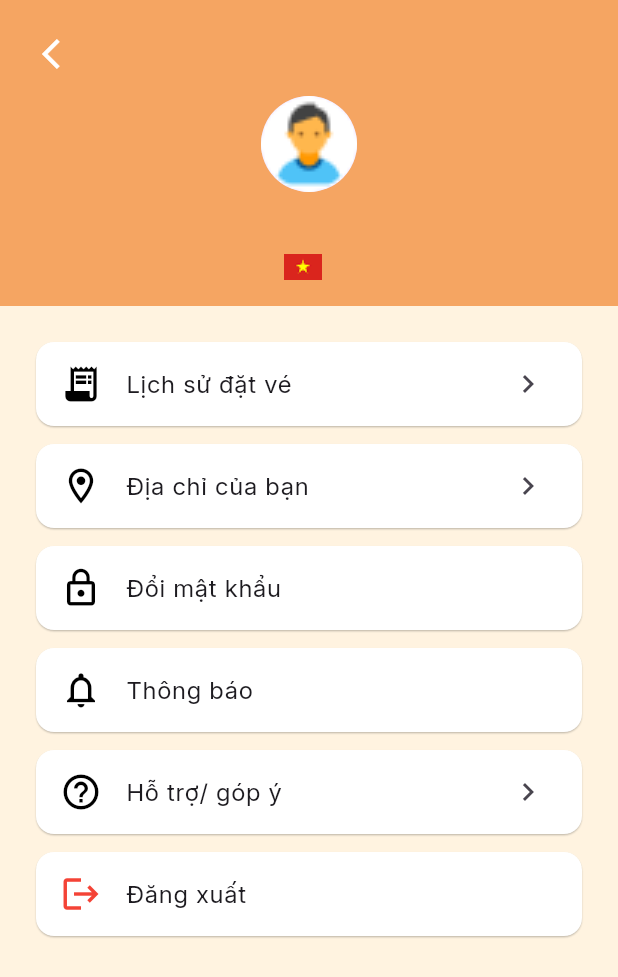
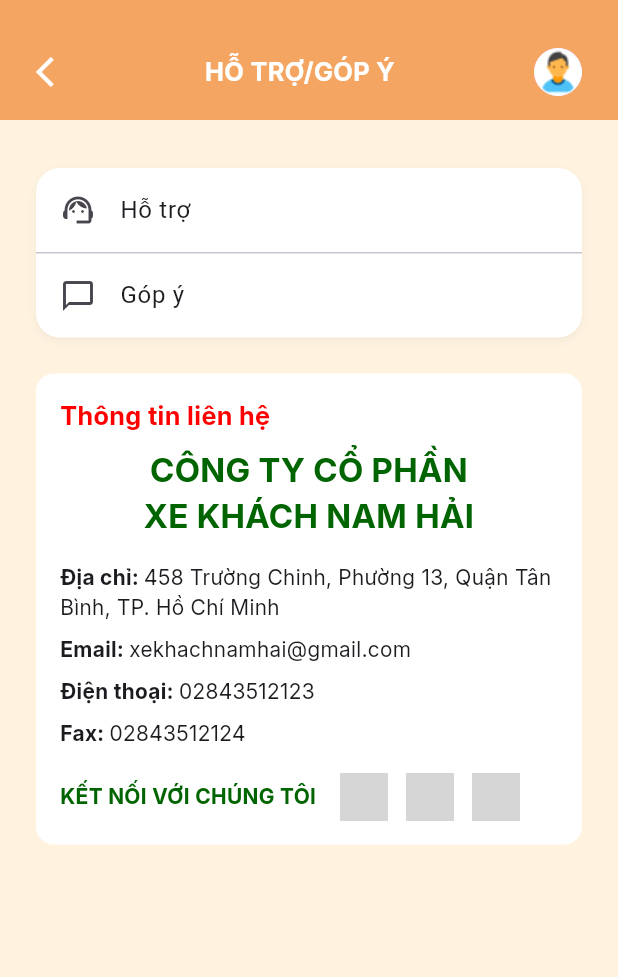
Before and after one commit to BaoNguyen20040407/MobileNC_AppBanVeXe_Web, a Flutter app: the ProfileScreen screen opened directly, after a tap on "Hỗ trợ/ góp ý", on a phone screen of 412 x 824 dp. Shown: the top 977 px of the screen. Run offline on Flutter 3.47's test engine with Material 3 defaults, Android fonts, the phone set to English and light mode, and no system bars; our stand-ins replace shared_preferences; accounts and stored records are empty; network calls fail; grey boxes are pictures that could not be loaded.

Commit message:
Bảo - Tinh chỉnh giao diện Trang Hỗ trợ/ góp ý

```diff
--- a/lib/view/profile/profile_screen.dart
+++ b/lib/view/profile/profile_screen.dart
@@ -2,6 +2,7 @@ import 'package:flutter/material.dart';
 import 'package:giao_dien_1/config/default.dart';
 import 'package:giao_dien_1/view/auth/login_screen.dart';
 import 'package:giao_dien_1/view/auth/confirm_email_screen.dart';
+import 'package:giao_dien_1/view/support_and_feedback/support_and_feedback.dart';
 import 'package:shared_preferences/shared_preferences.dart';
 import 'package:giao_dien_1/view/profile/user_info.dart';
 import 'package:giao_dien_1/view/ticket_history/ticket_history.dart';
@@ -128,6 +129,7 @@ class _ProfileScreenState extends State<ProfileScreen> {
                       context,
                       MaterialPageRoute(
                         builder: (_) => TicketHistoryPage(),
+                        settings: const RouteSettings(name: '/ticket_history'),
                       ),
                     );
                   }
@@ -167,7 +169,13 @@ class _ProfileScreenState extends State<ProfileScreen> {
                   "Hỗ trợ/ góp ý",
                   trailing: const Icon(Icons.chevron_right),
                   onTap: () {
-                    // TODO: Open support screen
+                    Navigator.push(
+                      context,
+                      MaterialPageRoute(
+                        builder: (_) => SupportAndFeedback(),
+                        settings: const RouteSettings(name: '/support_and_feedback'),
+                      ),
+                    );
                   },
                 ),
                 _buildMenuItem(
--- /dev/null
+++ b/lib/view/support_and_feedback/support_and_feedback.dart
@@ -0,0 +1,187 @@
+import 'package:flutter/material.dart';
+import 'package:giao_dien_1/widget/appbar_profile.dart';
+import 'package:shared_preferences/shared_preferences.dart';
+import 'package:giao_dien_1/config/default.dart';
+
+class SupportAndFeedback extends StatefulWidget {
+  const SupportAndFeedback({super.key});
+
+  @override
+  State<SupportAndFeedback> createState() => _HotrogopyState();
+}
+
+class _HotrogopyState extends State<SupportAndFeedback> {
+  @override
+  Widget build(BuildContext context) {
+    return Scaffold(
+      backgroundColor: const Color(0xFFFFF3E0),
+      appBar: const AppBarProfile(title: 'HỖ TRỢ/GÓP Ý '),
+      body: SingleChildScrollView(
+        child: Padding(
+          padding: const EdgeInsets.fromLTRB(24, 32, 24, 32),
+          child: Column(
+            crossAxisAlignment: CrossAxisAlignment.stretch,
+            children: [
+              // Khung hỗ trợ / góp ý
+              Container(
+                decoration: BoxDecoration(
+                  color: Colors.white,
+                  borderRadius: BorderRadius.circular(16),
+                  boxShadow: [
+                    BoxShadow(
+                      color: Colors.black.withOpacity(0.05),
+                      blurRadius: 4,
+                      offset: const Offset(0, 2),
+                    ),
+                  ],
+                ),
+                child: Column(
+                  children: [
+                    ListTile(
+                      leading: const Icon(Icons.support_agent),
+                      title: const Text('Hỗ trợ'),
+                      onTap: () {
+                        // TODO: Chuyển sang trang Hỗ trợ
+                      },
+                    ),
+                    const Divider(height: 1),
+                    ListTile(
+                      leading: const Icon(Icons.chat_bubble_outline),
+                      title: const Text('Góp ý'),
+                      onTap: () {
+                        // TODO: Chuyển sang trang Góp ý
+                      },
+                    ),
+                  ],
+                ),
+              ),
+
+              const SizedBox(height: 24),
+
+              // Thông tin liên hệ
+              Container(
+                padding: const EdgeInsets.all(16),
+                decoration: BoxDecoration(
+                  color: Colors.white,
+                  borderRadius: BorderRadius.circular(12),
+                ),
+                child: Column(
+                  crossAxisAlignment: CrossAxisAlignment.start,
+                  children: [
+                    const Text(
+                      'Thông tin liên hệ',
+                      style: TextStyle(
+                        color: AppColors.red,
+                        fontSize: 17,
+                        fontWeight: FontWeight.bold,
+                        fontFamily: 'Inter'
+                      ),
+                    ),
+                    const SizedBox(height: 8),
+                    Align(
+                      alignment: Alignment.center,
+                      child: Text(
+                        'CÔNG TY CỔ PHẦN\nXE KHÁCH NAM HẢI',
+                        textAlign: TextAlign.center, // canh giữa 2 dòng trong text
+                        style: TextStyle(
+                          color: AppColors.greenDark,
+                          fontSize: 22,
+                          fontWeight: FontWeight.bold,
+                          fontFamily: 'Inter',
+                        ),
+                      ),
+                    ),
+                    const SizedBox(height: 16),
+                    const Text.rich(
+                      TextSpan(
+                        children: [
+                          TextSpan(
+                            text: 'Địa chỉ: ',
+                            style: TextStyle(fontWeight: FontWeight.bold, fontFamily: 'Inter'),
+                          ),
+                          TextSpan(
+                            text:
+                                '458 Trường Chinh, Phường 13, Quận Tân Bình, TP. Hồ Chí Minh',
+                                style: TextStyle(fontFamily: 'Inter'),
+                          ),
+                        ],
+                      ),
+                    ),
+                    const SizedBox(height: 8),
+                    const Text.rich(
+                      TextSpan(
+                        children: [
+                          TextSpan(
+                            text: 'Email: ',
+                            style: TextStyle(fontWeight: FontWeight.bold, fontFamily: 'Inter'),
+                          ),
+                          TextSpan(text: 'xekhachnamhai@gmail.com', style: TextStyle(fontFamily: 'Inter')),
+                        ],
+                      ),
+                    ),
+                    const SizedBox(height: 8),
+                    const Text.rich(
+                      TextSpan(
+                        children: [
+                          TextSpan(
+                            text: 'Điện thoại: ',
+                            style: TextStyle(fontWeight: FontWeight.bold, fontFamily: 'Inter'),
+                          ),
+                          TextSpan(text: '02843512123', style: TextStyle(fontFamily: 'Inter')),
+                        ],
+                      ),
+                    ),
+                    const SizedBox(height: 8),
+                    const Text.rich(
+                      TextSpan(
+                        children: [
+                          TextSpan(
+                            text: 'Fax: ',
+                            style: TextStyle(fontWeight: FontWeight.bold, fontFamily: 'Inter'),
+                          ),
+                          TextSpan(text: '02843512124', style: TextStyle(fontFamily: 'Inter')),
+                        ],
+                      ),
+                    ),
+                    const SizedBox(height: 16),
+                    Row(
+                      children: [
+                        const Text(
+                          'KẾT NỐI VỚI CHÚNG TÔI',
+                          style: TextStyle(
+                            color: AppColors.greenDark,
+                            fontWeight: FontWeight.bold,
+                            fontFamily: 'Inter',
+                            fontSize: 14,
+                          ),
+                        ),
+                        const SizedBox(width: 16),
+                        Image.network(
+                          "https://img.icons8.com/?size=100&id=118497&format=png&color=000000", // Facebook
+                          width: 32,
+                          height: 32,
+                        ),
+                        const SizedBox(width: 12),
+                        Image.network(
+                          "https://img.icons8.com/?size=100&id=Xy10Jcu1L2Su&format=png&color=000000", // Instagram
+                          width: 32,
+                          height: 32,
+                        ),
+                        const SizedBox(width: 12),
+                        Image.network(
+                          "https://img.icons8.com/?size=100&id=0m71tmRjlxEe&format=png&color=000000", // Zalo
+                          width: 32,
+                          height: 32,
+                        ),
+                      ],
+                    )
+                  ],
+                ),
+              ),
+            ],
+          ),
+        ),
+      ),
+    );
+  }
+}
```
